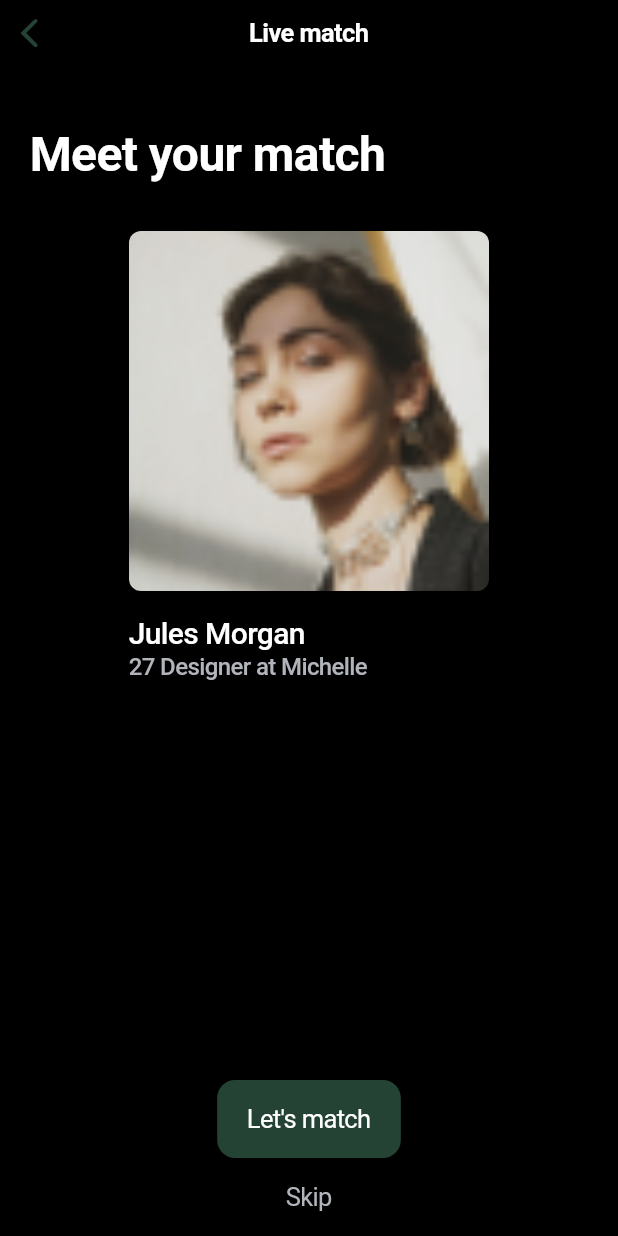
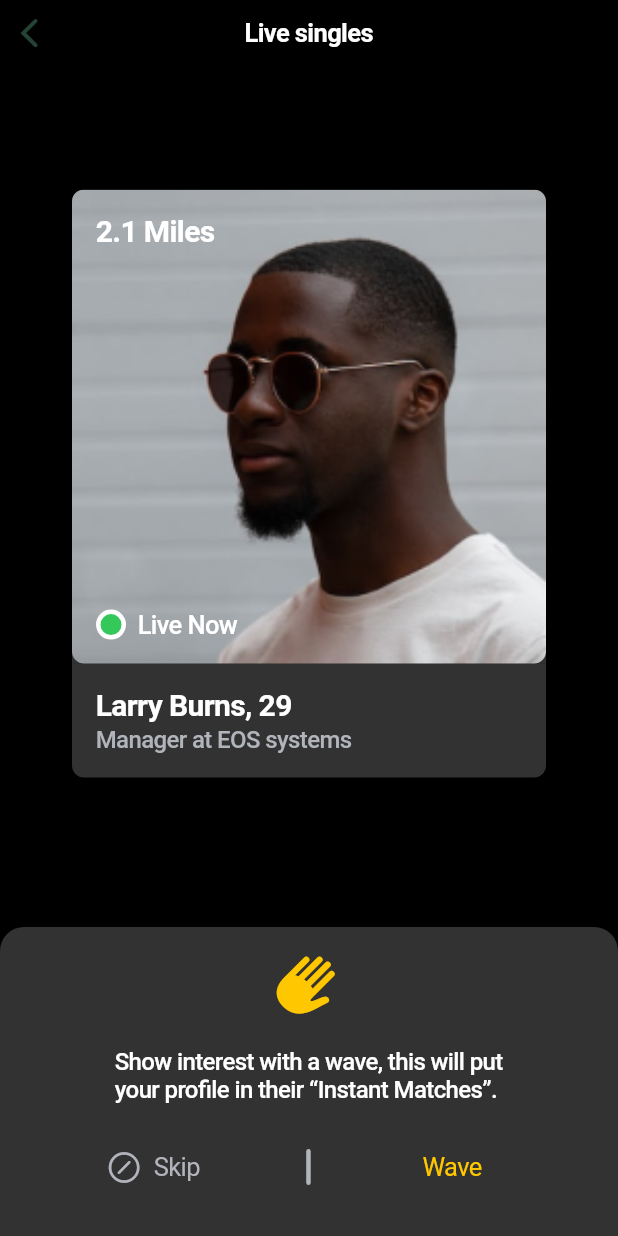
Before and after one commit to jasonroland/vista, a Flutter app: the HowItWorksPage screen opened directly, after a tap on "Go Live", after a tap on "Live Singles", on a phone screen of 412 x 824 dp. Run offline on Flutter 3.47's test engine with Material 3 defaults, Android fonts, the phone set to English and light mode, and no system bars; our stand-ins replace camera, flutter_riverpod, loading_animation_widget; missing offline and left inert: dart:ffi.

Commit message:
live singles page

```diff
--- a/lib/constants/app_colors.dart
+++ b/lib/constants/app_colors.dart
@@ -15,4 +15,9 @@ class AppColors {
 
   //camera
   static const Color whiteNintyPercentTransparent = Color(0xB3FFFFFF);
+
+  //instant match
+  static const Color darkGreyTextColor = Color(0xFF393B3E);
+  static const Color blackTextColor = Color(0xFF262626);
+  static const Color yellowButtonColor = Color(0xFFFFC700);
 }
--- a/lib/pages/get_to_know_page.dart
+++ /dev/null
@@ -1,108 +0,0 @@
-import 'package:flutter/cupertino.dart';
-import 'package:flutter/material.dart';
-import 'package:flutter/services.dart';
-import 'package:flutter_riverpod/flutter_riverpod.dart';
-import 'package:vista/constants/app_colors.dart';
-import 'package:vista/enum/game_bottom_view_enum.dart';
-import 'package:vista/pages/game_page.dart';
-import 'package:vista/pages/how_it_works_page.dart';
-
-class GetToKnowpage extends StatelessWidget {
-  const GetToKnowpage({super.key});
-
-  @override
-  Widget build(BuildContext context) {
-    return CupertinoPageScaffold(
-        navigationBar: const CupertinoNavigationBar(
-          middle: Text("Live match"),
-        ),
-        child: Consumer(
-          builder: (BuildContext context, WidgetRef ref, Widget? child) {
-            return SafeArea(
-              child: Padding(
-                padding: EdgeInsets.only(top: 40),
-                child: Column(
-                  children: [
-                    Padding(
-                      padding: EdgeInsets.only(left: 20),
-                      child: Align(
-                        alignment: Alignment.topLeft,
-                        child: Text(
-                          "Meet your match",
-                          style: TextStyle(
-                              fontWeight: FontWeight.bold, fontSize: 32),
-                        ),
-                      ),
-                    ),
-                    SizedBox(
-                      height: 32,
-                    ),
-                    Center(
-                      child: Column(
-                        crossAxisAlignment: CrossAxisAlignment.start,
-                        children: [
-                          ClipRRect(
-                            borderRadius: BorderRadius.circular(8),
-                            child: Image.asset(
-                              'lib/assets/smallprofilephoto.png',
-                              width: 240,
-                              height: 240,
-                              fit: BoxFit.cover,
-                            ),
-                          ),
-                          const SizedBox(
-                            height: 16,
-                          ),
-                          Text(
-                            "Jules Morgan",
-                            style: TextStyle(
-                                fontSize: 20,
-                                fontWeight: FontWeight.w500,
-                                color: AppColors.whiteTextColor),
-                          ),
-                          SizedBox(
-                            height: 2,
-                          ),
-                          Text(
-                            "27 Designer at Michelle",
-                            style: TextStyle(
-                                fontSize: 16,
-                                fontWeight: FontWeight.w500,
-                                color: AppColors.greyTextColor),
-                          )
-                        ],
-                      ),
-                    ),
-                    Spacer(),
-                    CupertinoButton.filled(
-                        child: Text(
-                          "Let's match",
-                          style: TextStyle(color: AppColors.whiteTextColor),
-                        ),
-                        onPressed: () {
-                          HapticFeedback.mediumImpact();
-
-                          Navigator.of(context).push(
-                            CupertinoPageRoute(
-                              fullscreenDialog: true,
-                              builder: (context) => GamePage(),
-                            ),
-                          );
-                          //we are making sure state is going to show the explain view, this is why we wrapped this enire thing in a consumer widget to give us access to ref
-                          ref.read(gameBottomViewController.notifier).state =
-                              GameViewBottomViewEnum.explain;
-                        }),
-                    CupertinoButton(
-                        child: Text(
-                          "Skip",
-                          style: TextStyle(color: AppColors.greyTextColor),
-                        ),
-                        onPressed: () {})
-                  ],
-                ),
-              ),
-            );
-          },
-        ));
-  }
-}
--- a/lib/pages/home_page.dart
+++ b/lib/pages/home_page.dart
@@ -2,7 +2,7 @@ import 'package:flutter/cupertino.dart';
 import 'package:flutter/material.dart';
 import 'package:flutter/services.dart';
 import 'package:vista/constants/app_colors.dart';
-import 'package:vista/pages/get_to_know_page.dart';
+import 'package:vista/pages/instant_match_page.dart';
 import 'package:vista/pages/how_it_works_page.dart';
 
 class HomePage extends StatelessWidget {
--- a/lib/pages/how_it_works_page.dart
+++ b/lib/pages/how_it_works_page.dart
@@ -4,7 +4,8 @@ import 'package:flutter/services.dart';
 import 'package:flutter_riverpod/flutter_riverpod.dart';
 import 'package:vista/constants/app_colors.dart';
 import 'package:vista/pages/game_page.dart';
-import 'package:vista/pages/get_to_know_page.dart';
+import 'package:vista/pages/instant_match_page.dart';
+import 'package:vista/pages/live_singles_page.dart';
 
 class HowItWorksPage extends ConsumerWidget {
   HowItWorksPage({super.key});
@@ -157,8 +158,8 @@ class HowItWorksPage extends ConsumerWidget {
                     leading: Icon(
                       CupertinoIcons.circle_fill,
                       color: ref.watch(availableToMatchSwitchProvider)
-                          ? AppColors.whiteTextColor
-                          : AppColors.darkGreyButtonBackgroundColor,
+                          ? CupertinoColors.activeGreen
+                          : AppColors.whiteTextColor,
                     ),
                     title: Text("Go Live"),
                     trailing: CupertinoSwitch(
@@ -177,30 +178,36 @@ class HowItWorksPage extends ConsumerWidget {
                   ),
                   if (ref.watch(availableToMatchSwitchProvider)) ...[
                     CupertinoListTile(
-                        leading: Icon(
+                        leading: const Icon(
                           CupertinoIcons.circle_fill,
                           color: AppColors.blueButtonColor,
                         ),
-                        title: Text("Live Singles"), //Find a match
+                        title: const Text("Live Singles"), //Find a match
                         trailing: const CupertinoListTileChevron(),
                         additionalInfo: Text("30"),
                         onTap: () => Navigator.of(context).push(
                             CupertinoPageRoute(
-                                builder: (context) => GetToKnowpage()))),
+                                builder: (context) =>
+                                    const LiveSinglesPage()))),
                     CupertinoListTile(
-                        leading: Icon(
+                        leading: const Icon(
                           CupertinoIcons.circle_fill,
-                          color: AppColors.greenButtonColor,
+                          color:
+                              AppColors.yellowButtonColor, //greenButtonColor,
                         ),
-                        title: Text("Instant Matches"),
+                        title: const Text("Instant Matches"),
                         trailing: const CupertinoListTileChevron(),
-                        additionalInfo: CircleAvatar(
+                        additionalInfo: const CircleAvatar(
+                          backgroundColor: AppColors.yellowButtonColor,
                           radius: 16,
-                          child: Text("2"),
+                          child: Text("2",
+                              style: TextStyle(
+                                  color: AppColors.darkGreyTextColor)),
                         ), //Text("2"),
                         onTap: () => Navigator.of(context).push(
                             CupertinoPageRoute(
-                                builder: (context) => GetToKnowpage()))),
+                                builder: (context) =>
+                                    const InstantMatchPage()))),
                   ]
                 ],
               ),
--- /dev/null
+++ b/lib/pages/live_singles_page.dart
@@ -0,0 +1,119 @@
+// import 'package:flutter/cupertino.dart';
+// import 'package:flutter_riverpod/flutter_riverpod.dart';
+// import 'package:vista/widgets/bottom_live_single_wave_skip.dart';
+// import 'package:vista/widgets/live_single_card.dart';
+
+// class LiveSinglesPage extends StatelessWidget {
+//   const LiveSinglesPage({super.key});
+
+//   @override
+//   Widget build(BuildContext context) {
+//     return CupertinoPageScaffold(
+//         navigationBar: const CupertinoNavigationBar(
+//           middle: Text("Live singles"),
+//         ),
+//         child: Consumer(
+//           builder: (BuildContext context, WidgetRef ref, Widget? child) {
+//             return LayoutBuilder(
+//                 builder: (BuildContext context, BoxConstraints constraints) {
+//               return Column(children: [
+//                 Expanded(
+//                   child: Padding(
+//                     padding:
+//                         const EdgeInsets.only(left: 48, right: 48, top: 48),
+//                     //listview for scroll in smaller devices
+//                     child: ListView(
+//                       physics:
+//                           const BouncingScrollPhysics(), //this sets the scrollbounce only if there is scrollable content
+//                       children: [
+//                         LiveSingleCard(maxWidth: constraints.maxWidth),
+//                       ],
+//                     ),
+//                   ),
+//                 ),
+//                 BottomLiveSingleWaveSkip(maxWidth: constraints.maxWidth),
+//               ]);
+//             });
+//           },
+//         ));
+//   }
+// }
+import 'package:flutter/cupertino.dart';
+import 'package:flutter_riverpod/flutter_riverpod.dart';
+import 'package:vista/widgets/bottom_live_single_wave_skip.dart';
+import 'package:vista/widgets/live_single_card.dart';
+
+class LiveSinglesPage extends StatefulWidget {
+  const LiveSinglesPage({Key? key}) : super(key: key);
+
+  @override
+  _LiveSinglesPageState createState() => _LiveSinglesPageState();
+}
+
+class _LiveSinglesPageState extends State<LiveSinglesPage>
+    with SingleTickerProviderStateMixin {
+  late AnimationController _controller;
+
+  @override
+  void initState() {
+    super.initState();
+    _controller = AnimationController(
+      duration: const Duration(milliseconds: 750),
+      vsync: this,
+    );
+    _controller.forward(); // Trigger the animation
+  }
+
+  @override
+  void dispose() {
+    _controller.dispose();
+    super.dispose();
+  }
+
+  @override
+  Widget build(BuildContext context) {
+    return CupertinoPageScaffold(
+      navigationBar: const CupertinoNavigationBar(
+        middle: Text("Live singles"),
+      ),
+      child: Consumer(
+        builder: (BuildContext context, WidgetRef ref, Widget? child) {
+          return LayoutBuilder(
+            builder: (BuildContext context, BoxConstraints constraints) {
+              return Column(
+                children: [
+                  Padding(
+                    padding:
+                        const EdgeInsets.only(left: 48, right: 48, top: 48),
+                    child: SlideTransition(
+                      position: Tween<Offset>(
+                        begin: const Offset(0, -1),
+                        end: const Offset(0, .2),
+                      ).animate(_controller),
+                      child: Align(
+                        alignment: Alignment.topCenter,
+                        child: LiveSingleCard(maxWidth: constraints.maxWidth),
+                      ),
+                    ),
+                  ),
+                  Expanded(
+                    child: Padding(
+                      padding: const EdgeInsets.symmetric(horizontal: 48),
+                      child: ListView(
+                        physics: const BouncingScrollPhysics(),
+                        children: [
+                          // Additional list items can be added here
+                        ],
+                      ),
+                    ),
+                  ),
+                  BottomLiveSingleWaveSkip(maxWidth: constraints.maxWidth),
+                ],
+              );
+            },
+          );
+        },
+      ),
+    );
+  }
+}
--- /dev/null
+++ b/lib/widgets/bottom_live_single_wave_skip.dart
@@ -0,0 +1,77 @@
+import 'package:flutter/cupertino.dart';
+import 'package:vista/constants/app_colors.dart';
+
+class BottomLiveSingleWaveSkip extends StatelessWidget {
+  final double maxWidth;
+  const BottomLiveSingleWaveSkip({super.key, required this.maxWidth});
+
+  @override
+  Widget build(BuildContext context) {
+    return Container(
+      width: maxWidth,
+      decoration: const BoxDecoration(
+          color: AppColors.darkGreyButtonBackgroundColor,
+          borderRadius: BorderRadius.only(
+              topLeft: Radius.circular(16), topRight: Radius.circular(16))),
+      child: Padding(
+        padding: EdgeInsets.only(left: 16, right: 16, bottom: 20),
+        child: Column(
+          children: [
+            SizedBox(height: 16),
+            Transform.rotate(
+              angle: 45 * 3.141592653589793238462 / 180,
+              child: const Icon(
+                CupertinoIcons.hand_raised_fill,
+                color: AppColors.yellowButtonColor,
+                size: 48,
+              ),
+            ),
+            const SizedBox(height: 16),
+            const Text(
+              "Show interest with a wave, this will put\nyour profile in their “Instant Matches”.",
+              style: TextStyle(
+                  fontWeight: FontWeight.w500,
+                  fontSize: 16,
+                  overflow: TextOverflow.ellipsis,
+                  color: AppColors.whiteTextColor),
+            ),
+            const SizedBox(height: 16),
+            Row(
+              mainAxisAlignment: MainAxisAlignment.spaceEvenly,
+              children: [
+                Row(crossAxisAlignment: CrossAxisAlignment.center, children: [
+                  const Icon(
+                    CupertinoIcons.slash_circle,
+                    color: AppColors.greyTextColor,
+                  ),
+                  //overriding standard cupertino button padding which is normally 16, for the left side so icon is closer to it
+                  CupertinoButton(
+                      padding: const EdgeInsets.only(
+                          left: 8, right: 16, top: 16, bottom: 16),
+                      child: const Text(
+                        "Skip",
+                        style: TextStyle(color: AppColors.greyTextColor),
+                      ),
+                      onPressed: () {}),
+                ]),
+                Container(
+                  height: 24,
+                  width: 3,
+                  decoration: const BoxDecoration(
+                      borderRadius: BorderRadius.all(Radius.circular(8)),
+                      color: AppColors.greyTextColor),
+                ),
+                CupertinoButton(
+                    child: const Text(
+                      "Wave",
+                      style: TextStyle(color: AppColors.yellowButtonColor),
+                    ),
+                    onPressed: () {})
+              ],
+            ),
+          ],
+        ),
+      ),
+    );
+  }
+}
--- /dev/null
+++ b/lib/widgets/live_single_card.dart
@@ -0,0 +1,118 @@
+import 'package:flutter/cupertino.dart';
+import 'package:vista/constants/app_colors.dart';
+
+class LiveSingleCard extends StatelessWidget {
+  final double maxWidth;
+  const LiveSingleCard({super.key, required this.maxWidth});
+
+  @override
+  Widget build(BuildContext context) {
+    return Stack(children: [
+      Column(
+        children: [
+          //empty container
+          AspectRatio(
+            aspectRatio:
+                1, //keep it a square, not sure why its needed but without it gets weird
+            child: Container(
+              decoration: const BoxDecoration(
+                  borderRadius: BorderRadius.only(
+                      topLeft: Radius.circular(8),
+                      topRight: Radius.circular(8)),
+                  color: AppColors.darkGreyButtonBackgroundColor),
+              //this puts a container behind the image that is the exact height of the image which is set to the maxwidth available
+              height: maxWidth,
+            ),
+          ),
+          Container(
+            width: maxWidth,
+            decoration: const BoxDecoration(
+                borderRadius: BorderRadius.only(
+                    bottomLeft: Radius.circular(8),
+                    bottomRight: Radius.circular(8)),
+                color: AppColors.darkGreyButtonBackgroundColor),
+            child: const Padding(
+              padding: EdgeInsets.all(16),
+              child: Column(
+                  crossAxisAlignment: CrossAxisAlignment.start,
+                  children: [
+                    Text(
+                      "Larry Burns, 29",
+                      overflow: TextOverflow.ellipsis,
+                      style: TextStyle(
+                          fontWeight: FontWeight.w700,
+                          fontSize: 20,
+                          color: AppColors.whiteTextColor),
+                    ),
+                    SizedBox(
+                      height: 2,
+                    ),
+                    Text(
+                      "Manager at EOS systems",
+                      style: TextStyle(
+                          fontWeight: FontWeight.w500,
+                          fontSize: 16,
+                          overflow: TextOverflow.ellipsis,
+                          color: AppColors.greyTextColor),
+                    ),
+                  ]),
+            ),
+          ),
+        ],
+      ),
+      Stack(
+        children: [
+          ClipRRect(
+            borderRadius: BorderRadius.circular(8),
+            child: AspectRatio(
+              aspectRatio: 1, //this makes the image a square
+              child: Image.asset(
+                'lib/assets/bigprofilephoto.png',
+                fit: BoxFit.cover, //image isnt showing a square, look into it
+                width: maxWidth,
+                height: maxWidth,
+              ),
+            ),
+          ),
+          const Positioned(
+            top: 16,
+            left: 16,
+            child: Text(
+              "2.1 Miles",
+              overflow: TextOverflow.ellipsis,
+              style: TextStyle(
+                  fontWeight: FontWeight.bold,
+                  fontSize: 20,
+                  color: AppColors.whiteTextColor),
+            ),
+          ),
+          Positioned(
+            bottom: 16,
+            left: 16,
+            right: 16,
+            child: Row(
+              crossAxisAlignment: CrossAxisAlignment.center,
+              children: [
+                Container(
+                  width: 20,
+                  height: 20,
+                  decoration: BoxDecoration(
+                      color: CupertinoColors.activeGreen,
+                      shape: BoxShape.circle,
+                      border: Border.all(
+                          width: 3, color: AppColors.whiteTextColor)),
+                ),
+                const SizedBox(width: 8),
+                const Text(
+                  "Live Now",
+                  style: TextStyle(fontWeight: FontWeight.w500),
+                  overflow: TextOverflow.ellipsis,
+                )
+              ],
+            ),
+          ),
+        ],
+      ),
+    ]);
+  }
+}
--- a/pubspec.yaml
+++ b/pubspec.yaml
@@ -39,8 +39,8 @@ dependencies:
   camera:
   path_provider:
   path:
-  image_cropper:
   loading_animation_widget:
+
 
 dev_dependencies:
   flutter_test:
```
Also changed, not shown: lib/pages/game_page.dart (+14 -71 lines), lib/pages/instant_match_page.dart (added, +186 -0 lines), pubspec.lock, 4 other files.
